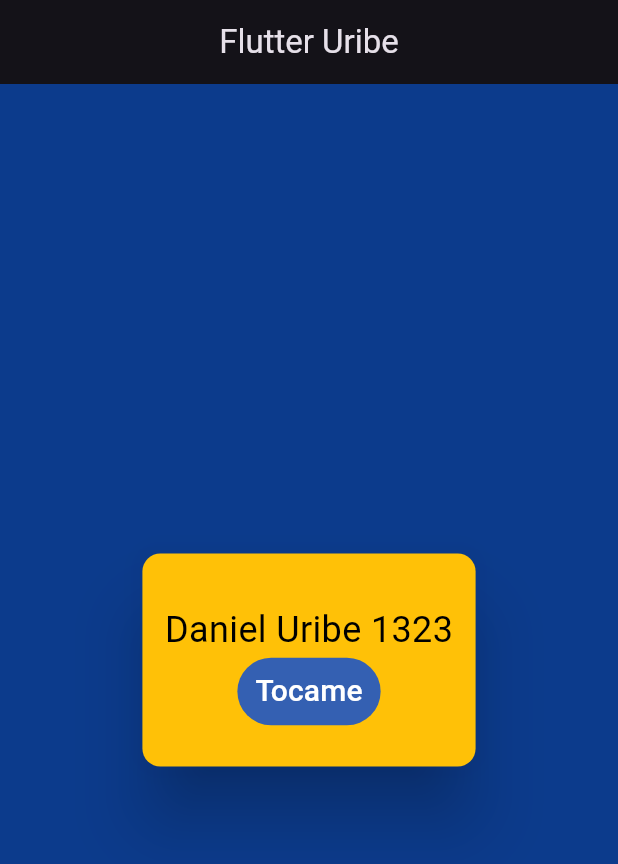
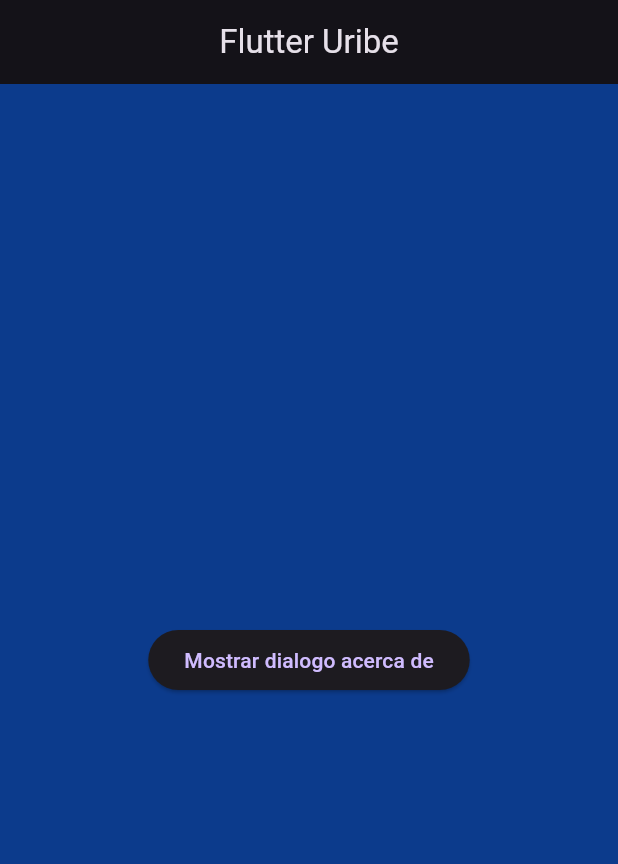
Before and after one commit to Uribe00/CurspFlutter1323, a Flutter app: the screen it shows after launch, on a phone screen of 412 x 824 dp. Shown: the top 864 px of the screen. Run offline on Flutter 3.47's test engine with Material 3 defaults, Android fonts, the phone set to English and light mode, and no system bars.

Commit message:
ejemplo de dialogo de alerta

```diff
--- a/lib/main.dart
+++ b/lib/main.dart
@@ -1,13 +1,12 @@
 import 'package:flutter/material.dart';
-
-import 'package:uribecurso/mi_widgets/mi_tarjeta.dart';
+import 'package:uribecurso/mi_widgets/dialogo_acerca_de.dart';
 
 const Color darkBlue = Color(0xff0c3b8c);
 
 void main() => runApp(const MiTarjeta());
 
 class MiTarjeta extends StatelessWidget {
-  const MiTarjeta({Key? key}) : super(key: key);
+  const MiTarjeta({super.key});
 
   @override
   Widget build(BuildContext context) {
@@ -17,10 +16,11 @@ class MiTarjeta extends StatelessWidget {
         title: "Flutter Widget",
         home: Scaffold(
           appBar: AppBar(
-            title: Text("Flutter Uribe"),
+            title: const Text("Flutter Uribe"),
             centerTitle: true,
           ),
-          body: LaTarjeta(),
+          body: const DialogoAcercaDe(),
+          // body: const LaTarjeta(),
         ));
   }
 }
--- /dev/null
+++ b/lib/mi_widgets/dialogo_acerca_de.dart
@@ -0,0 +1,33 @@
+import 'package:flutter/material.dart';
+
+class DialogoAcercaDe extends StatefulWidget {
+  const DialogoAcercaDe({Key? key}) : super(key: key);
+
+  @override
+  State<DialogoAcercaDe> createState() => _DialogoAcercaDeState();
+}
+
+class _DialogoAcercaDeState extends State<DialogoAcercaDe> {
+  @override
+  Widget build(BuildContext context) {
+    return Center(
+      child: ElevatedButton(
+        child: Text("Mostrar dialogo acerca de"),
+        onPressed: () {
+          showDialog(
+            context: context,
+            builder: (context) => const AboutDialog(
+              applicationIcon: FlutterLogo(),
+              applicationLegalese: 'Legal',
+              applicationName: 'Flutter App 1323',
+              applicationVersion: 'version 1.0.0',
+              children: [
+                Text('Este texto es creado por alerta'),
+              ],
+            ),
+          );
+        },
+      ),
+    );
+  }
+}
--- a/lib/mi_widgets/mi_tarjeta.dart
+++ b/lib/mi_widgets/mi_tarjeta.dart
@@ -1,7 +1,7 @@
 import 'package:flutter/material.dart';
 
 class LaTarjeta extends StatelessWidget {
-  const LaTarjeta({Key? key}) : super(key: key);
+  const LaTarjeta({super.key});
 
   @override
   Widget build(BuildContext context) {
```
Also changed, not shown: Z_recursos/dialogo.PNG (added), Z_recursos/dialogor.PNG (added), 1 other file.
